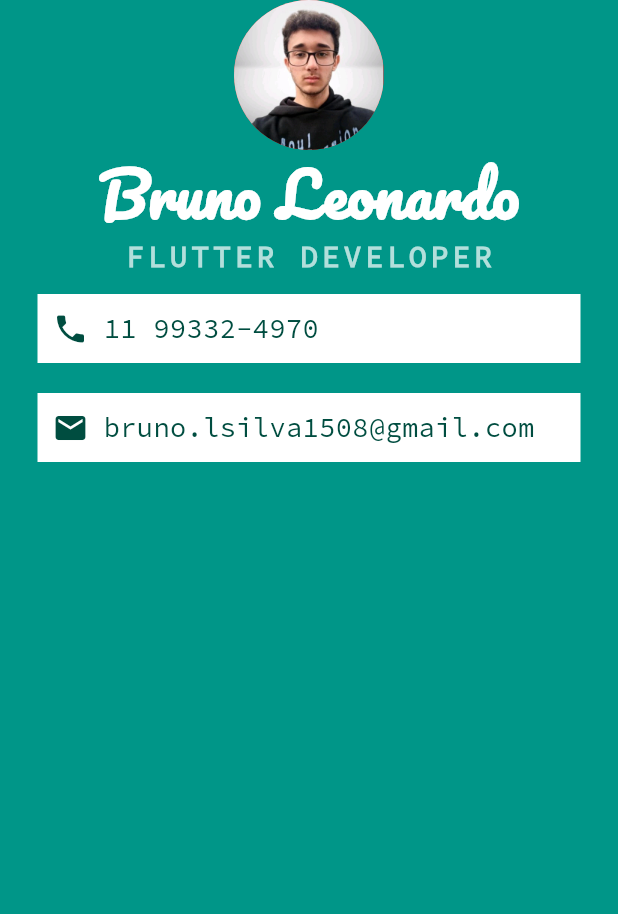
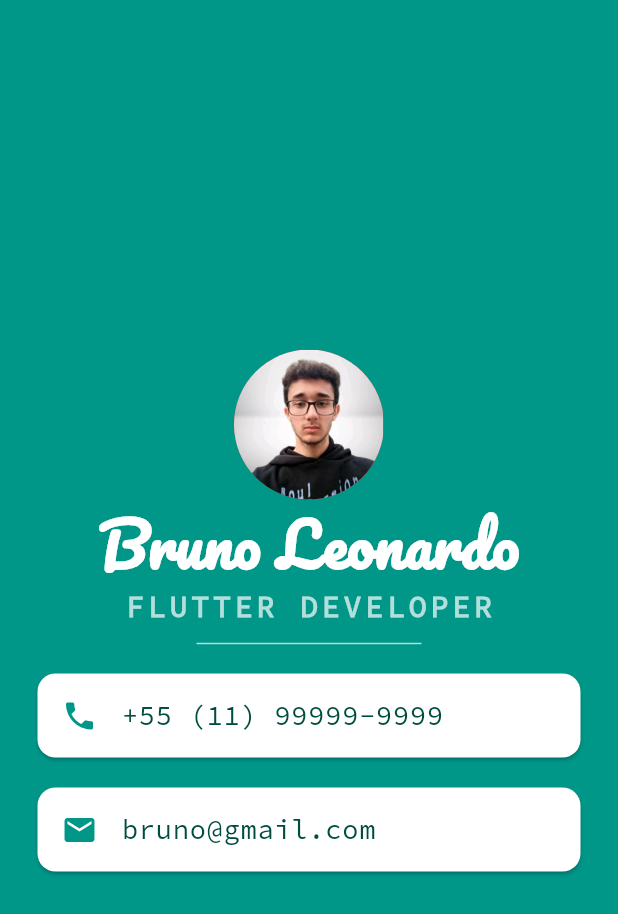
Before and after one commit to brunols7/my-card-flutter, a Flutter app: the screen it shows after launch, on a phone screen of 412 x 824 dp. Shown: the top 914 px of the screen. Run offline on Flutter 3.47's test engine with Material 3 defaults, Android fonts, the phone set to English and light mode, and no system bars.

Commit message:
Update My-Card

```diff
--- a/lib/main.dart
+++ b/lib/main.dart
@@ -14,6 +14,7 @@ class MyApp extends StatelessWidget {
         backgroundColor: Colors.teal,
         body: SafeArea(
           child: Column(
+            mainAxisAlignment: MainAxisAlignment.center,
             children: [
               CircleAvatar(
                 radius: 50,
@@ -39,48 +40,48 @@ class MyApp extends StatelessWidget {
                   fontFamily: 'Source Code Pro'
                 )
               ),
-              Container(
+                            SizedBox(
+                height: 20,
+                width: 150,
+                child: Divider(
+                  color: Colors.teal.shade100,
+                )
+              ),
+              Card(
                 color: Colors.white,
                 margin: EdgeInsets.symmetric(vertical: 10, horizontal: 25),
-                padding: EdgeInsets.all(10),
-                child: Row(
-                  children: [
-                    Icon(
+                child: ListTile(
+                  leading: Icon(
                     Icons.phone,
-                      color: Colors.teal.shade900,
+                    color: Colors.teal,
                   ),
-                    SizedBox(width: 10),
-                    Text('11 99332-4970',
+                  title: Text(
+                    '+55 (11) 99999-9999',
                     style: TextStyle(
                       color: Colors.teal.shade900,
                       fontSize: 18,
                       fontFamily: 'Source Code Pro'
                     )
-                    )
-                  ],
                   ),
                 ),
-              Container(
+              ),
+              Card(
                 color: Colors.white,
-                padding: EdgeInsets.all(10),
                 margin: EdgeInsets.symmetric(vertical: 10, horizontal: 25),
-                child: Row(
-                  children: [
-                    Icon(
+                child: ListTile(
+                  leading: Icon(
                     Icons.email,
-                      color: Colors.teal.shade900,
+                    color: Colors.teal,
                   ),
-                    SizedBox(width: 10),
-                    Text(
-                      'bruno.lsilva1508@gmail.com',
+                  title: Text(
+                    'bruno@gmail.com',
                     style: TextStyle(
                       color: Colors.teal.shade900,
                       fontSize: 18,
                       fontFamily: 'Source Code Pro'
+                    ),
                   )
-                    )
-                  ],
-                )
+                ),
               ),
             ],
           )
```
Lines whose indentation alone changed are shown as unchanged.
